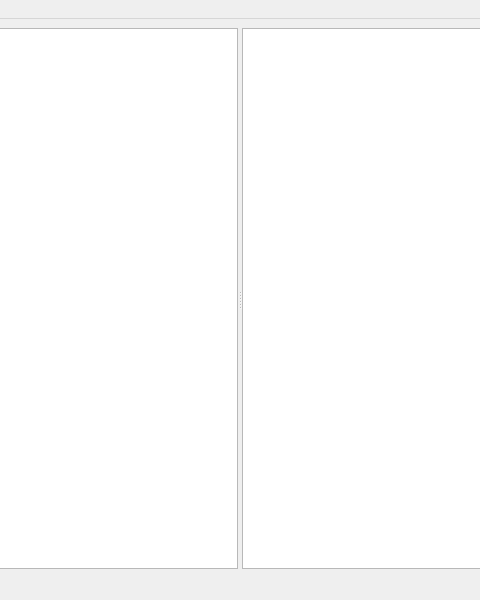
Above: MainWindow.ui from MichaelKolesnikov/Code2ERD before the change; both pictures show x 160 to 640 and y 0 to 600 of the 800 by 600 pixel window. Below: the same form after it.
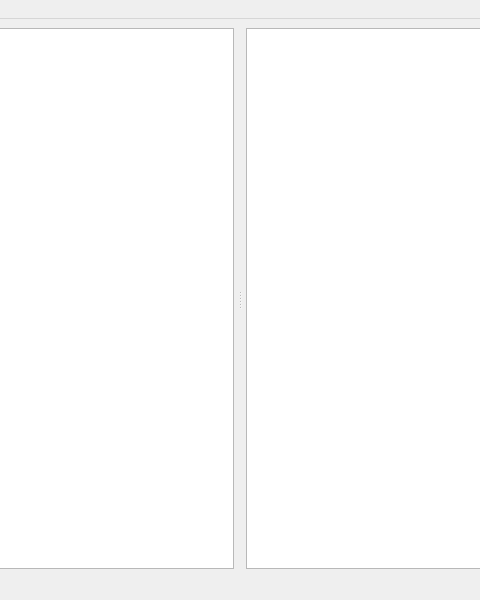
That is the form after the change. Custom widgets are drawn as their Qt base class.

Patch:
```diff
--- a/MainWindow.ui
+++ b/MainWindow.ui
@@ -20,6 +20,9 @@
       <property name="orientation">
        <enum>Qt::Horizontal</enum>
       </property>
+      <property name="handleWidth">
+       <number>12</number>
+      </property>
       <widget class="QPlainTextEdit" name="plainTextEdit"/>
       <widget class="ERDSceneView" name="graphicsView"/>
      </widget>
```
